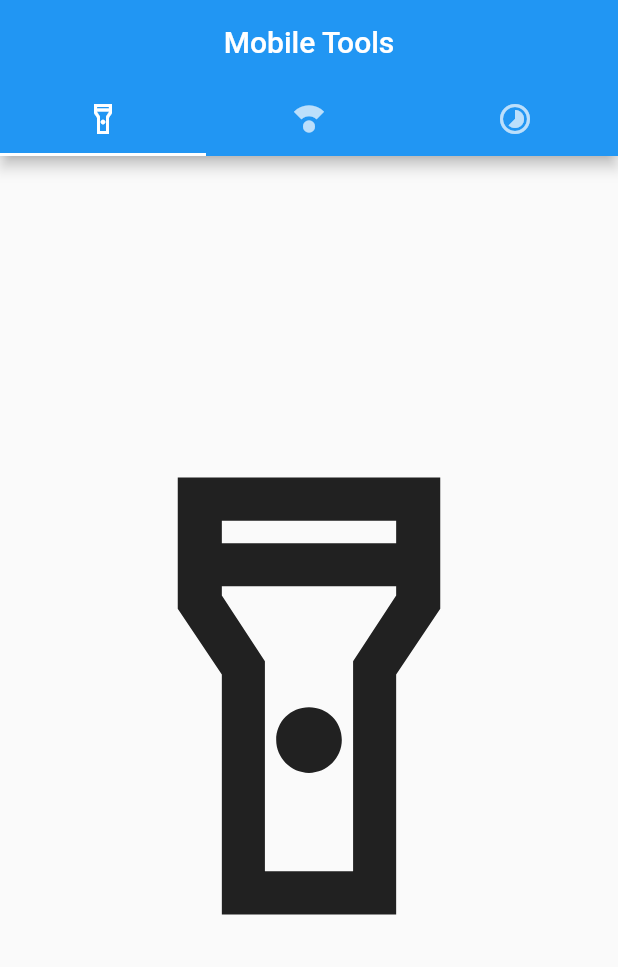
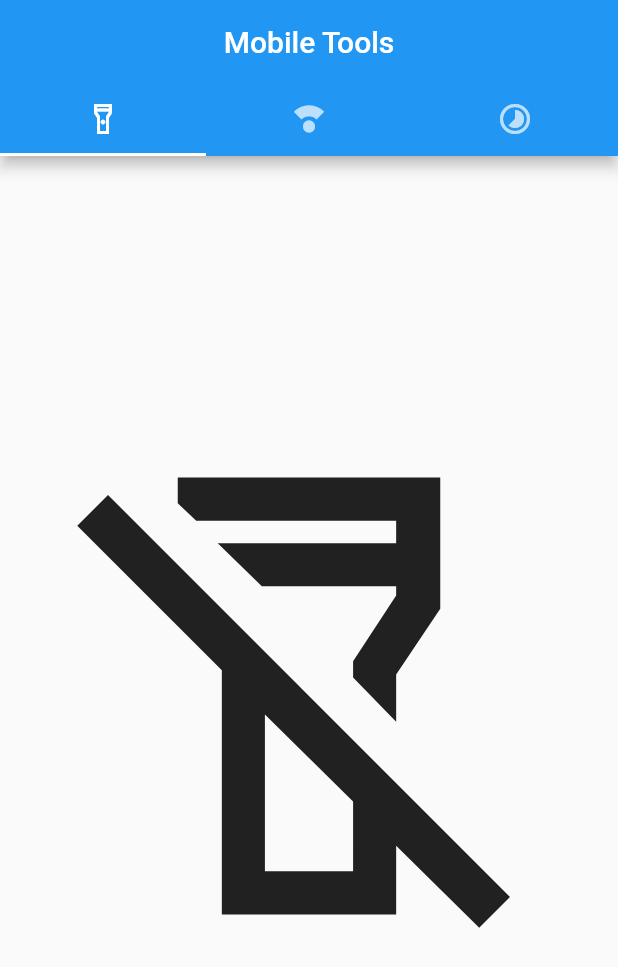
Before and after one commit to myistaken/mobile_tools, a Flutter app: the screen it shows after launch, on a phone screen of 412 x 824 dp. Shown: the top 967 px of the screen. Run offline on Flutter 3.47's test engine with Material 2 defaults, Android fonts, the phone set to English and light mode, and no system bars.

Commit message:
flash on press

```diff
--- a/lib/homepage.dart
+++ b/lib/homepage.dart
@@ -6,6 +6,8 @@ class HomePage extends StatefulWidget {
   @override
   State<HomePage> createState() => _HomePageState();
 }
+
+bool isFlashlightOpen = false;
 
 class _HomePageState extends State<HomePage> {
   @override
@@ -26,7 +28,20 @@ class _HomePageState extends State<HomePage> {
         ),
         body: TabBarView(
           children: [
-            Icon(Icons.flashlight_on_outlined, size: 350),
+            IconButton(
+              icon: Icon(
+                  isFlashlightOpen
+                      ? Icons.flashlight_on_outlined
+                      : Icons.flashlight_off_outlined,
+                  size: 350),
+              onPressed: () {
+                setState(() {
+                  isFlashlightOpen
+                      ? isFlashlightOpen = false
+                      : isFlashlightOpen = true;
+                });
+              },
+            ),
             Icon(Icons.compass_calibration, size: 350),
             Icon(Icons.timelapse_rounded, size: 350),
           ],
```
